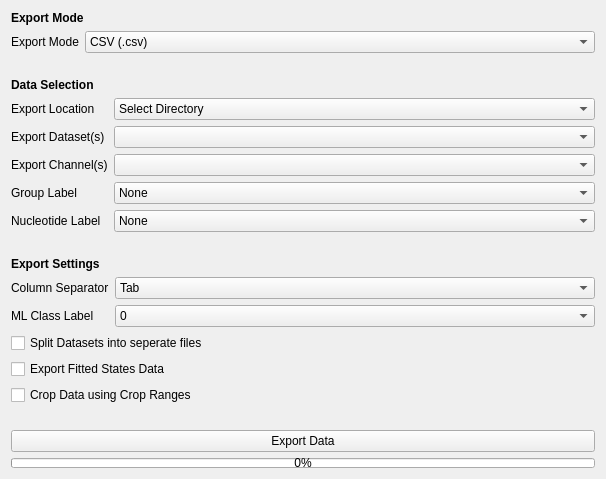
The window that src/TraceAnalyser/GUI/GUI_windows/exportsettings_gui.ui (piedrro/TraceAnalyser) describes before a commit, drawn with Qt 5.
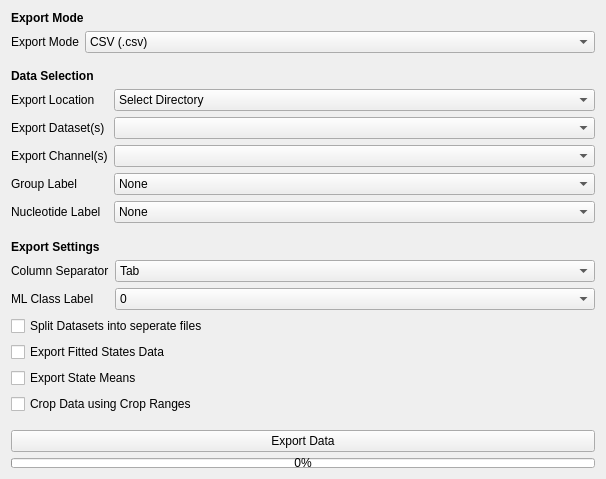
The same window after the commit.

What changed in the file:
```diff
--- a/src/TraceAnalyser/GUI/GUI_windows/exportsettings_gui.ui
+++ b/src/TraceAnalyser/GUI/GUI_windows/exportsettings_gui.ui
@@ -396,6 +396,13 @@
      </property>
     </widget>
    </item>
+   <item>
+    <widget class="QCheckBox" name="export_state_means">
+     <property name="text">
+      <string>Export State Means</string>
+     </property>
+    </widget>
+   </item>
    <item>
     <widget class="QCheckBox" name="export_crop_data">
      <property name="text">
```
